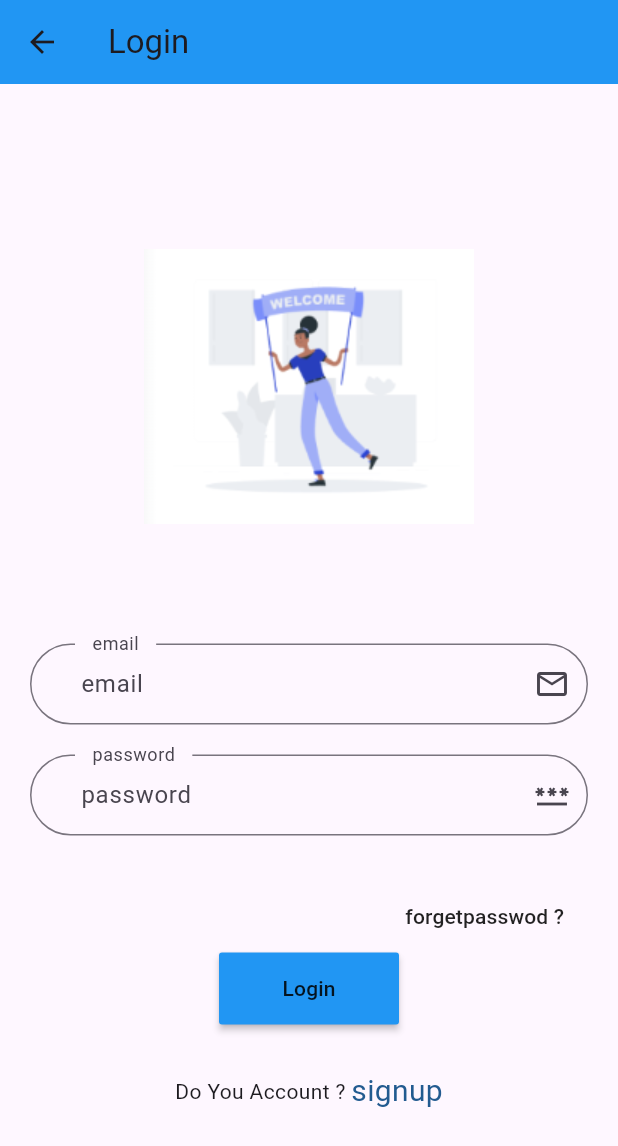
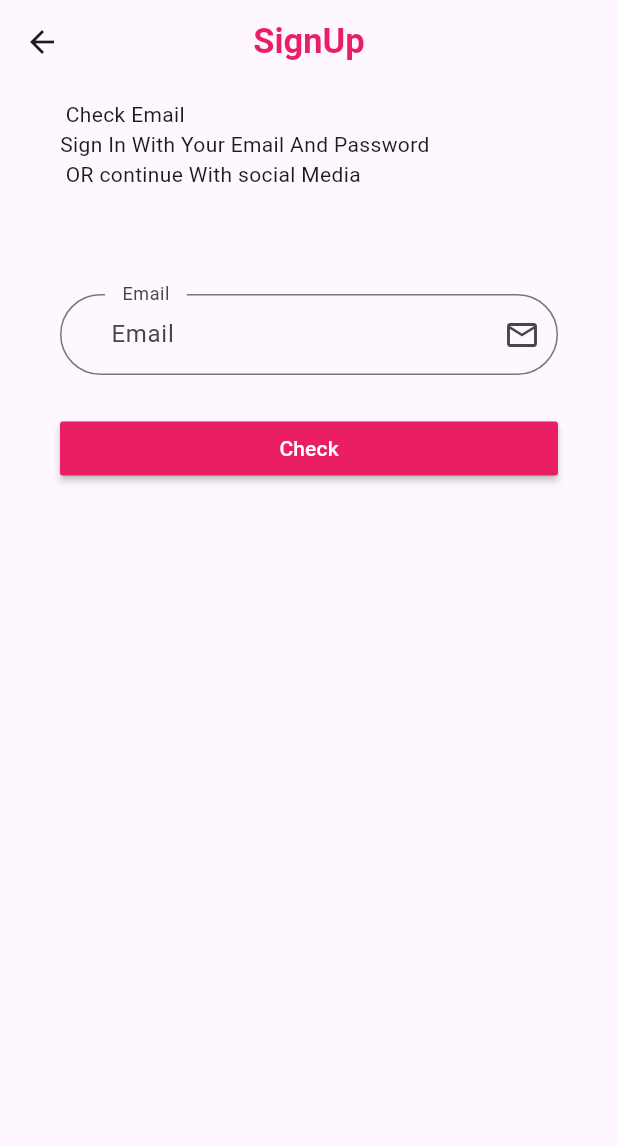
Before and after one commit to alikanj4/ecommerce, a Flutter app: the Login screen opened by its route, after a tap on "forgetpasswod ?", on a phone screen of 412 x 824 dp. Shown: the top 1146 px of the screen. Run offline on Flutter 3.47's test engine with Material 3 defaults, Android fonts, the phone set to English and light mode, and no system bars; our stand-ins replace dartz, flutter_otp_text_field, get, shared_preferences; accounts and stored records are empty.

Commit message:
add new h

```diff
--- /dev/null
+++ b/lib/controller/auth/forgetpassword_controller.dart
@@ -0,0 +1,41 @@
+import 'package:ecomercekhaled/core/constant/route.dart';
+import 'package:flutter/material.dart';
+import 'package:get/get.dart';
+
+abstract class ForgetPassword extends GetxController {
+  verifycode();
+  toverifycodecontroller();
+
+  topasswordcontroller();
+}
+
+class ForgaetPasswordTmp extends ForgetPassword {
+  late TextEditingController email;
+
+  @override
+  verifycode() {}
+
+  @override
+  topasswordcontroller() {
+    Get.offNamed(AppRoute.forgetpassword);
+  }
+
+  @override
+  void onInit() {
+    email = TextEditingController();
+
+    super.onInit();
+  }
+
+  @override
+  void dispose() {
+    email.dispose();
+
+    super.dispose();
+  }
+
+  @override
+  toverifycodecontroller() {
+    Get.toNamed(AppRoute.veriflycode);
+  }
+}
--- a/lib/controller/auth/login_controller.dart
+++ b/lib/controller/auth/login_controller.dart
@@ -6,6 +6,7 @@ import 'package:get/get.dart';
 
 abstract class Logincontroller extends GetxController {
   login();
+  forgetpasswordcode();
 
   gotosigup();
 }
@@ -46,4 +47,9 @@ class LogincontrollerImp extends Logincontroller {
   gotosigup() {
     Get.toNamed(AppRoute.signup);
   }
+
+  @override
+  forgetpasswordcode() {
+    Get.toNamed(AppRoute.forgetpassword);
+  }
 }
--- a/lib/controller/auth/signup_controller.dart
+++ b/lib/controller/auth/signup_controller.dart
@@ -20,6 +20,7 @@ class SignUpControllerImp extends SignUpController {
 
   signup() async {
     if (formstate.currentState!.validate()) {
+      Get.toNamed(AppRoute.veriflycodeSignup);
       print("valid");
     } else {
       print(" not valid");
--- a/lib/core/constant/route.dart
+++ b/lib/core/constant/route.dart
@@ -15,4 +15,10 @@ class AppRoute {
   static const String productdetailsecommers = "/productdetailsecommers";
   static const String profile = "/profile";
   static const String order = "/order";
+  static const String forgetpassword = "/forgetpassword";
+  static const String veriflycode = "/veriflycode";
+  static const String sucessResertPassword = "/sucessResertPassword";
+  static const String sucessSignUp = "/sucessSignUp";
+  static const String resertpassword = "/resertpassword";
+  static const String veriflycodeSignup = "/veriflycodeSignup";
 }
--- a/lib/routes.dart
+++ b/lib/routes.dart
@@ -1,7 +1,13 @@
 import 'package:ecomercekhaled/core/constant/route.dart';
 import 'package:ecomercekhaled/core/mymiddelwere.dart/middelwere.dart';
+import 'package:ecomercekhaled/view/secreen/auth/forgetpassword.dart';
 import 'package:ecomercekhaled/view/secreen/auth/login.dart';
+import 'package:ecomercekhaled/view/secreen/auth/resertpassord.dart';
 import 'package:ecomercekhaled/view/secreen/auth/signup.dart';
+import 'package:ecomercekhaled/view/secreen/auth/sucessresertpassword.dart';
+import 'package:ecomercekhaled/view/secreen/auth/sucesssignup.dart';
+import 'package:ecomercekhaled/view/secreen/auth/verfiycpdesignup.dart';
+import 'package:ecomercekhaled/view/secreen/auth/veritycode.dart';
 import 'package:ecomercekhaled/view/secreen/cart.dart';
 import 'package:ecomercekhaled/view/secreen/evaluation.dart';
 import 'package:ecomercekhaled/view/secreen/homescreen.dart';
@@ -23,15 +29,24 @@ List<GetPage<dynamic>>? routes = [
   GetPage(name: AppRoute.restusaunts, page: () => const Restusaunts()),
   GetPage(name: AppRoute.restaurantitems, page: () => const RestaurantItems()),
   GetPage(name: AppRoute.evaluation, page: () => const Evaluation()),
-  GetPage(
-      name: AppRoute.productdetailsrest, page: () => const ProductDetails()),
   GetPage(name: AppRoute.cart, page: () => const Cart()),
   GetPage(name: AppRoute.notification, page: () => const Notification()),
   GetPage(name: AppRoute.ecommerce, page: () => const Ecommerce()),
   GetPage(name: AppRoute.itemsecommerce, page: () => const ItemsEcommerce()),
   GetPage(
+      name: AppRoute.productdetailsrest, page: () => const ProductDetails()),
+  GetPage(
       name: AppRoute.productdetailsecommers,
       page: () => const ProductDetailsEcommers()),
+  GetPage(
+      name: AppRoute.sucessResertPassword,
+      page: () => const Sucessresertpassword()),
   GetPage(name: AppRoute.profile, page: () => const Profile()),
   GetPage(name: AppRoute.order, page: () => const Order()),
+  GetPage(name: AppRoute.forgetpassword, page: () => const Forgetpassword()),
+  GetPage(name: AppRoute.resertpassword, page: () => const Rsertpassword()),
+  GetPage(name: AppRoute.veriflycode, page: () => const Veriflycode()),
+  GetPage(name: AppRoute.sucessSignUp, page: () => const SucessSignUp()),
+  GetPage(
+      name: AppRoute.veriflycodeSignup, page: () => const VeriflycodeSignUp()),
 ];
--- /dev/null
+++ b/lib/view/secreen/auth/forgetpassword.dart
@@ -0,0 +1,57 @@
+import 'package:ecomercekhaled/controller/auth/forgetpassword_controller.dart';
+import 'package:ecomercekhaled/core/functions/valid.dart';
+import 'package:ecomercekhaled/view/secreen/widget/auth/login/coustomtextformfiled.dart';
+import 'package:flutter/material.dart';
+import 'package:get/get.dart';
+
+class Forgetpassword extends StatelessWidget {
+  const Forgetpassword({super.key});
+
+  @override
+  Widget build(BuildContext context) {
+    ForgaetPasswordTmp controller = Get.put(ForgaetPasswordTmp());
+
+    return Scaffold(
+        appBar: AppBar(
+            centerTitle: true,
+            title: const Text("SignUp",
+                style: TextStyle(
+                    fontSize: 23,
+                    fontWeight: FontWeight.bold,
+                    color: Colors.pink))),
+        body: Container(
+            padding: const EdgeInsets.symmetric(horizontal: 40, vertical: 10),
+            child: ListView(children: [
+              const Text(" Check Email "),
+
+              //======================================================
+
+              const Text(
+                  "Sign In With Your Email And Password\n OR continue With social Media"),
+
+              //======================================================
+
+              const SizedBox(height: 50),
+              Customformfiled(
+                  isNamebr: false,
+                  valid: (val) {
+                    return ValidInOut(val!, 5, 30, "password");
+                  },
+                  title: "Email",
+                  label: "Email",
+                  icondata: Icons.email_outlined,
+                  controller: controller.email),
+
+              //======================================================
+
+              const SizedBox(height: 25),
+              MaterialButton(
+                  onPressed: () {
+                    controller.toverifycodecontroller();
+                  },
+                  textColor: Colors.white,
+                  color: Colors.pink,
+                  child: const Text("Check"))
+            ])));
+  }
+}
--- a/lib/view/secreen/auth/login.dart
+++ b/lib/view/secreen/auth/login.dart
@@ -14,28 +14,27 @@ class Login extends StatelessWidget {
   Widget build(BuildContext context) {
     LogincontrollerImp controller = Get.put(LogincontrollerImp());
     return Scaffold(
-      appBar: AppBar(
-        title: const Text("Login"),
-        backgroundColor: Colors.blue,
-      ),
+      appBar: AppBar(title: const Text("Login"), centerTitle: true),
+
+      //====================================================
+
       body: PopScope(
           canPop: false,
           onPopInvoked: (didPop) {
             alertexitapp();
           },
-          child: ListView(
-            children: [
+          child: ListView(children: [
             const SizedBox(height: 90),
             Form(
                 key: controller.formstate,
                 child: Container(
                     padding: const EdgeInsets.all(20),
-                  child: Column(
-                    children: [
+                    child: Column(children: [
                       Image.asset(ImageAsset.login),
-                      const SizedBox(
-                        height: 60,
-                      ),
+                      const SizedBox(height: 60),
+
+                      //====================================================
+
                       Customformfiled(
                           title: "email",
                           label: "email",
@@ -45,6 +44,9 @@ class Login extends StatelessWidget {
                             return ValidInOut(val!, 4, 20, "email");
                           },
                           isNamebr: false),
+
+                      //====================================================
+
                       Customformfiled(
                           title: "password",
                           label: "password",
@@ -55,16 +57,19 @@ class Login extends StatelessWidget {
                           },
                           isNamebr: false),
                       const SizedBox(height: 30),
+
+                      //====================================================
+
                       Container(
                           alignment: Alignment.centerRight,
                           child: MaterialButton(
-                          onPressed: () {},
-                          child: const Text("forgetpasswod ?"),
-                        ),
-                      ),
+                              onPressed: () {
+                                controller.forgetpasswordcode();
+                              },
+                              child: const Text("forgetpasswod ?"))),
                       MaterialButton(
                           textColor: Colors.white,
-                          color: Colors.blue,
+                          color: Colors.pink,
                           onPressed: () {
                             Get.toNamed(AppRoute.homepage);
                           },
@@ -74,9 +79,10 @@ class Login extends StatelessWidget {
                             },
                             child: const Text("Login"),
                           )),
-                      const SizedBox(
-                        height: 30,
-                      ),
+
+                      //====================================================
+
+                      const SizedBox(height: 30),
                       Row(
                           mainAxisAlignment: MainAxisAlignment.center,
                           children: [
@@ -85,22 +91,12 @@ class Login extends StatelessWidget {
                                 onTap: () {
                                   controller.gotosigup();
                                 },
-                            child: const Text(
-                              "signup",
+                                child: const Text("signup",
                                     style: TextStyle(
-                                color: Color(0xff225B90),
-                                fontSize: 20,
-                              ),
-                            ),
-                          )
-                        ],
-                      ),
-                    ],
-                  ),
-                ),
-              ),
-            ],
-          )),
+                                        color: Colors.pink, fontSize: 20)))
+                          ])
+                    ])))
+          ])),
     );
   }
 }
--- a/pubspec.yaml
+++ b/pubspec.yaml
@@ -41,6 +41,7 @@ dependencies:
   http: ^1.2.1
   dartz: ^0.10.1
   url_launcher: ^6.2.6
+  flutter_otp_text_field: ^1.1.3+2
 
 
 dev_dependencies:
```
Also changed, not shown: lib/controller/auth/resertpassword_controller.dart (added, +35 -0 lines), lib/controller/auth/successresertpasswoird_controller.dart (added, +14 -0 lines), lib/controller/auth/successsignup_controller.dart (added, +16 -0 lines), lib/controller/auth/verfiycodesignup_controller.dart (added, +15 -0 lines), lib/controller/auth/veriflycode_controller.dart (added, +31 -0 lines), lib/view/secreen/auth/resertpassord.dart (added, +68 -0 lines), lib/view/secreen/auth/signup.dart (+20 -7 lines), lib/view/secreen/auth/sucessresertpassword.dart (added, +43 -0 lines), lib/view/secreen/auth/sucesssignup.dart (added, +40 -0 lines), lib/view/secreen/auth/verfiycpdesignup.dart (added, +58 -0 lines), lib/view/secreen/auth/veritycode.dart (added, +46 -0 lines), pubspec.lock. Lines whose indentation alone changed are shown as unchanged.
